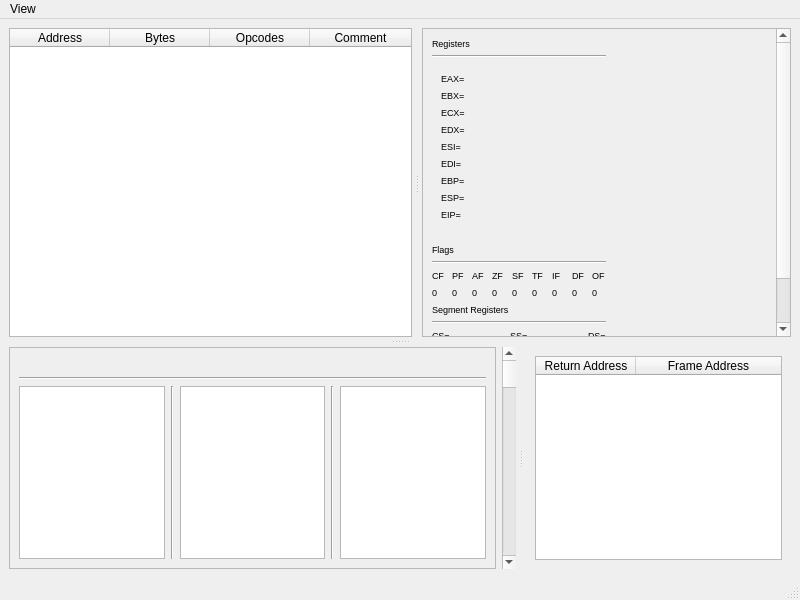
korcankaraokcu/PINCE, file GUI/MemoryViewerWindow.ui: the form before one commit.
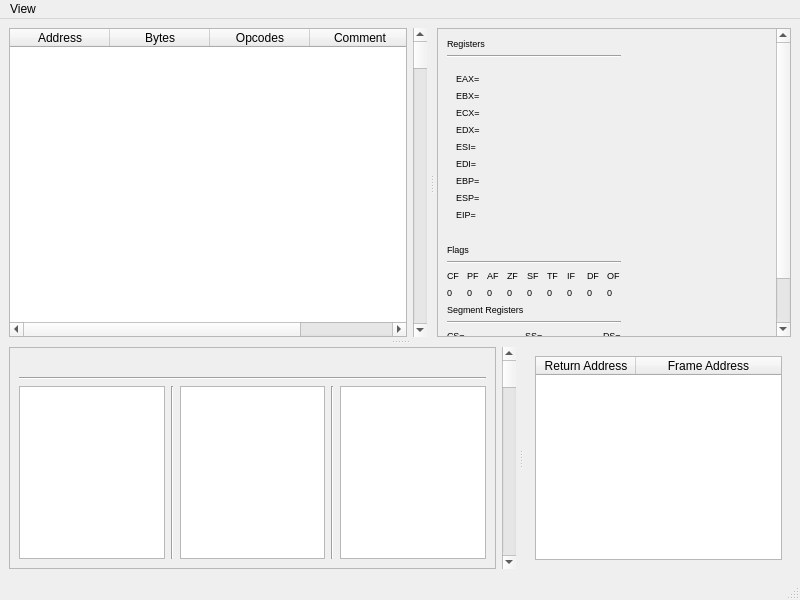
The form after the commit. Custom widgets are drawn as their Qt base class.

Commit message: Changed scrolling behaviour of DisassembleView

What changed in the file:
```diff
--- a/GUI/MemoryViewerWindow.ui
+++ b/GUI/MemoryViewerWindow.ui
@@ -50,6 +50,12 @@
                <pointsize>9</pointsize>
               </font>
              </property>
+             <property name="verticalScrollBarPolicy">
+              <enum>Qt::ScrollBarAlwaysOff</enum>
+             </property>
+             <property name="autoScroll">
+              <bool>false</bool>
+             </property>
              <property name="editTriggers">
               <set>QAbstractItemView::NoEditTriggers</set>
              </property>
@@ -93,6 +99,13 @@
              </column>
             </widget>
            </item>
+           <item row="0" column="1">
+            <widget class="QScrollBar" name="verticalScrollBar_Disassemble">
+             <property name="orientation">
+              <enum>Qt::Vertical</enum>
+             </property>
+            </widget>
+           </item>
           </layout>
          </widget>
          <widget class="QWidget" name="widget_Registers" native="true">
```
The commit also changes 3 other files.
